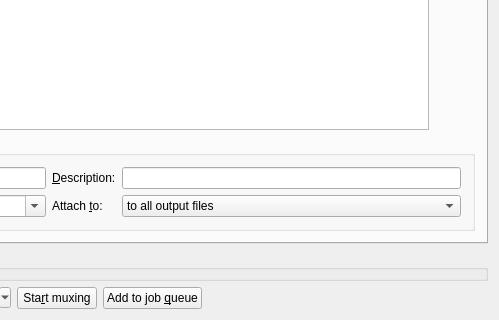
First picture: the form in src/mkvtoolnix-gui/forms/merge/tab.ui, repository jpsdr/MKVToolnix-Windows-7, before the edit; both pictures show x 399 to 898 and y 264 to 584 of the 898 by 584 pixel window.
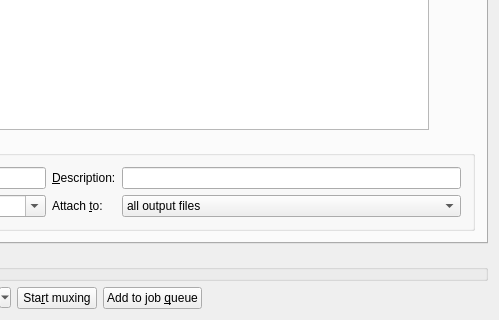
Second picture: the form after the edit. The open tabs and pages were chosen to show the change. Icons and pictures are not drawn. Custom widgets are drawn as their Qt base class.

Commit message: GUI: adjust strings to avoid duplicate "to" in "attach to: to all input files"

```diff
--- a/src/mkvtoolnix-gui/forms/merge/tab.ui
+++ b/src/mkvtoolnix-gui/forms/merge/tab.ui
@@ -1630,7 +1630,7 @@
            <widget class="QComboBox" name="attachmentStyle">
             <item>
              <property name="text">
-              <string>to all output files</string>
+              <string>all output files</string>
              </property>
             </item>
             <item>
```
Left out of the diff: 2 changed lines with no effect on the pictures.
